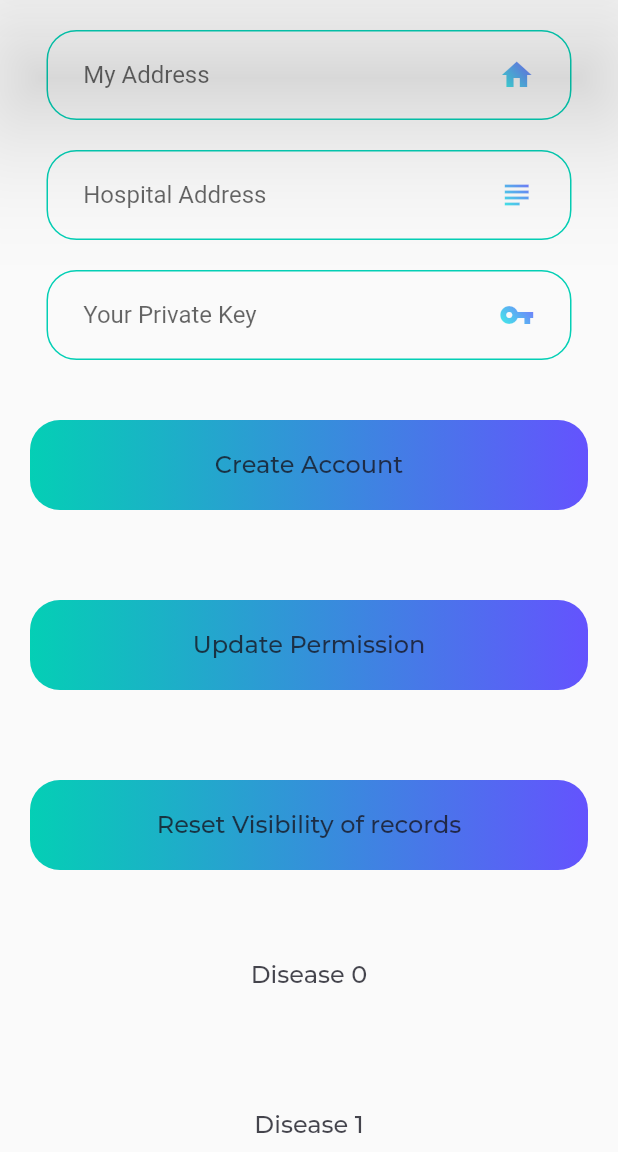
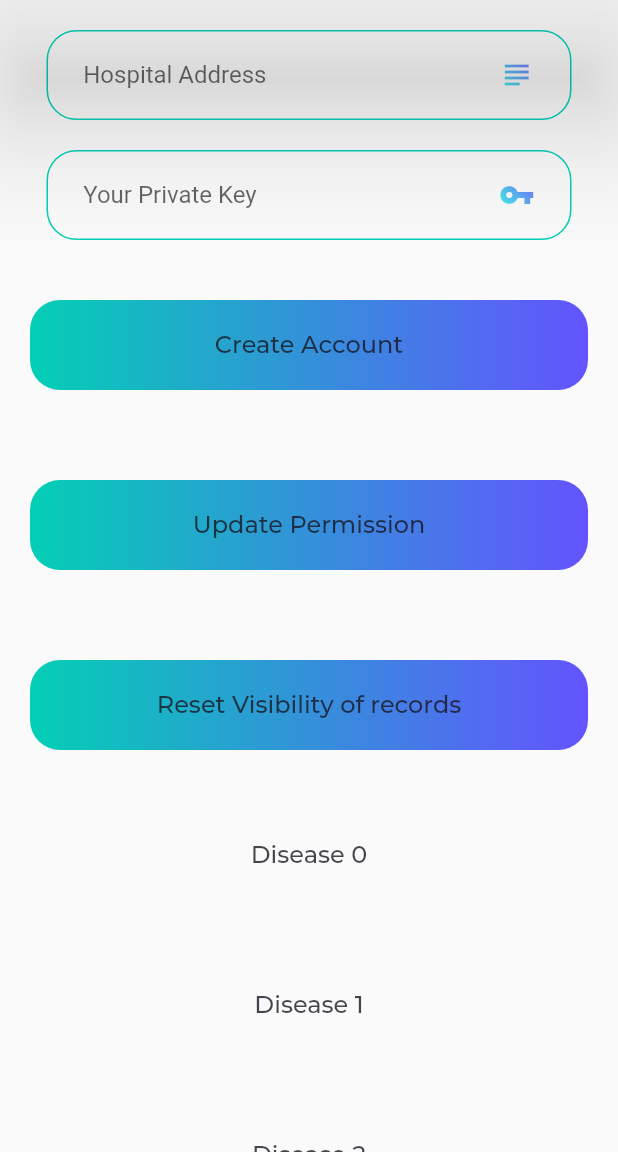
Before and after one commit to AthulJoseph27/BlitzHacks_Hackathon, a Flutter app: the RecordUI screen opened directly, on a phone screen of 412 x 824 dp, the part 84-1236 px from its top. Run offline on Flutter 3.47's test engine with Material 2 defaults, Android fonts, the phone set to English and light mode, and no system bars; missing offline and left inert: web3dart; project files that could hold a hidden picture were left out.

```diff
--- a/lib/Ethereum/Ui_Records.dart
+++ b/lib/Ethereum/Ui_Records.dart
@@ -31,7 +31,7 @@ class _RecordUIState extends State<RecordUI> {
       _visible.add(false);
     }
     httpClient = Client();
-    ethClient = Web3Client('HTTP://10.0.2.2:7545', httpClient);
+    ethClient = Web3Client('HTTP://10.0.2.2:9545/', httpClient);
     healthInfo = HealthInfo(
         name: 'Barry Allen',
         gender: 'M',
@@ -80,6 +80,66 @@ class _RecordUIState extends State<RecordUI> {
         ),
         body: CustomScrollView(
           slivers: [
+//            SliverToBoxAdapter(
+//              child: SizedBox(
+//                height: 20,
+//              ),
+//            ),
+//            SliverToBoxAdapter(
+//              child: Center(
+//                child: Container(
+//                  height: 60,
+//                  width: 350,
+//                  padding: const EdgeInsets.symmetric(horizontal: 10),
+//                  decoration: BoxDecoration(
+//                    borderRadius: BorderRadius.all(Radius.circular(20)),
+//                    border: Border.all(color: LightTheme.caribbeanGreen),
+//                  ),
+//                  child: Row(
+//                    children: [
+//                      Spacer(),
+//                      Center(
+//                        child: Container(
+//                          width: 250,
+//                          child: TextField(
+//                            onChanged: (value) {
+//                              setState(() {
+//                                myAddressS = value;
+//                              });
+//                            },
+//                            controller: myAddress,
+//                            decoration: InputDecoration(
+//                              border: InputBorder.none,
+//                              hintText: 'My Address',
+//                            ),
+//                          ),
+//                        ),
+//                      ),
+//                      Spacer(
+//                        flex: 2,
+//                      ),
+//                      ShaderMask(
+//                        blendMode: BlendMode.srcIn,
+//                        shaderCallback: (Rect bounds) {
+//                          return ui.Gradient.linear(
+//                            Offset(4.0, 24.0),
+//                            Offset(24.0, 4.0),
+//                            [
+//                              LightTheme.greenAccent,
+//                              LightTheme.deepIndigoAccent,
+//                            ],
+//                          );
+//                        },
+//                        child: Icon(
+//                          Icons.home,
+//                        ),
+//                      ),
+//                      Spacer(),
+//                    ],
+//                  ),
+//                ),
+//              ),
+//            ),
             SliverToBoxAdapter(
               child: SizedBox(
                 height: 20,
@@ -102,67 +162,7 @@ class _RecordUIState extends State<RecordUI> {
                         child: Container(
                           width: 250,
                           child: TextField(
-                            onSubmitted: (value) {
-                              setState(() {
-                                myAddressS = value;
-                              });
-                            },
-                            controller: myAddress,
-                            decoration: InputDecoration(
-                              border: InputBorder.none,
-                              hintText: 'My Address',
-                            ),
-                          ),
-                        ),
-                      ),
-                      Spacer(
-                        flex: 2,
-                      ),
-                      ShaderMask(
-                        blendMode: BlendMode.srcIn,
-                        shaderCallback: (Rect bounds) {
-                          return ui.Gradient.linear(
-                            Offset(4.0, 24.0),
-                            Offset(24.0, 4.0),
-                            [
-                              LightTheme.greenAccent,
-                              LightTheme.deepIndigoAccent,
-                            ],
-                          );
-                        },
-                        child: Icon(
-                          Icons.home,
-                        ),
-                      ),
-                      Spacer(),
-                    ],
-                  ),
-                ),
-              ),
-            ),
-            SliverToBoxAdapter(
-              child: SizedBox(
-                height: 20,
-              ),
-            ),
-            SliverToBoxAdapter(
-              child: Center(
-                child: Container(
-                  height: 60,
-                  width: 350,
-                  padding: const EdgeInsets.symmetric(horizontal: 10),
-                  decoration: BoxDecoration(
-                    borderRadius: BorderRadius.all(Radius.circular(20)),
-                    border: Border.all(color: LightTheme.caribbeanGreen),
-                  ),
-                  child: Row(
-                    children: [
-                      Spacer(),
-                      Center(
-                        child: Container(
-                          width: 250,
-                          child: TextField(
-                            onSubmitted: (value) {
+                            onChanged: (value) {
                               setState(() {
                                 healthCenterAddressS = value;
                               });
@@ -222,10 +222,9 @@ class _RecordUIState extends State<RecordUI> {
                         child: Container(
                           width: 250,
                           child: TextField(
-                            onSubmitted: (value) {
+                            onChanged: (value) {
                               setState(() {
                                 privateKeyS = value;
-
                               });
                             },
                             controller: privateKey,
@@ -272,10 +271,10 @@ class _RecordUIState extends State<RecordUI> {
               sliver: SliverToBoxAdapter(
                 child: GestureDetector(
                   onTap: () async {
+                    await healthInfo.addPatient(ethClient, privateKeyS);
                     for (int i = 0; i < _list.length; i++) {
                       healthInfo.records.add(_list[i].disease);
-                      await healthInfo.addToRecords(
-                          ethClient, _list[i].disease, privateKeyS);
+                      await healthInfo.addToRecords(ethClient, _list[i].disease, privateKeyS);
                     }
                     print("Done.....!!!!");
 //                    once = false;
@@ -318,7 +317,8 @@ class _RecordUIState extends State<RecordUI> {
                   onTap: () async {
                     print(healthCenterAddressS);
                     print(privateKeyS);
-                    await healthInfo.setVisiblity(ethClient, healthCenterAddressS, privateKeyS);
+                    await healthInfo.setVisiblity(
+                        ethClient, healthCenterAddressS, privateKeyS);
                     print("Done----");
                     for (int i = 0; i < _list.length; i++) {
                       if (_visible[i]) {
@@ -369,6 +369,7 @@ class _RecordUIState extends State<RecordUI> {
                         _visible[i] = false;
                     });
                     await healthInfo.resetVisiblity(ethClient, privateKeyS);
+                    print("Done______");
                   },
                   child: ClipRRect(
                     borderRadius: BorderRadius.all(Radius.circular(20)),
--- a/lib/main.dart
+++ b/lib/main.dart
@@ -26,7 +26,7 @@ class _MyAppState extends State<MyApp> {
  @override
  void initState() {
     httpClient = Client();
-    ethClient = Web3Client('HTTP://10.0.2.2:7545', httpClient);
+    ethClient = Web3Client('HTTP://10.0.2.2:9545/', httpClient);
     healthInfo = HealthInfo(name: 'Barry Allen',gender: 'M',age: 30,records: [],address: '');
 
     super.initState();
@@ -40,7 +40,7 @@ class _MyAppState extends State<MyApp> {
         visualDensity: VisualDensity.adaptivePlatformDensity,
       ),
       home: Scaffold(
-        body : Home(),
+        body : HomeHealthCare(),
 //        body: Home(),SingleChildScrollView(
 //          child: Container(
 //            height: 800,
--- a/pubspec.yaml
+++ b/pubspec.yaml
@@ -17,7 +17,7 @@ dependencies:
 
   cupertino_icons: ^1.0.0
   http: ^0.12.2
-  web3dart: ^1.2.3
+  web3dart: 2.0.0-dev.9
 
 dev_dependencies:
   flutter_test:
```
Also changed, not shown: assets/abi.json (+65 -51 lines), lib/Ethereum/HeathRecords.dart (+23 -11 lines), lib/Ethereum/Ui_Home_HealthCenter.dart (+66 -66 lines), pubspec.lock, 1 other file.
